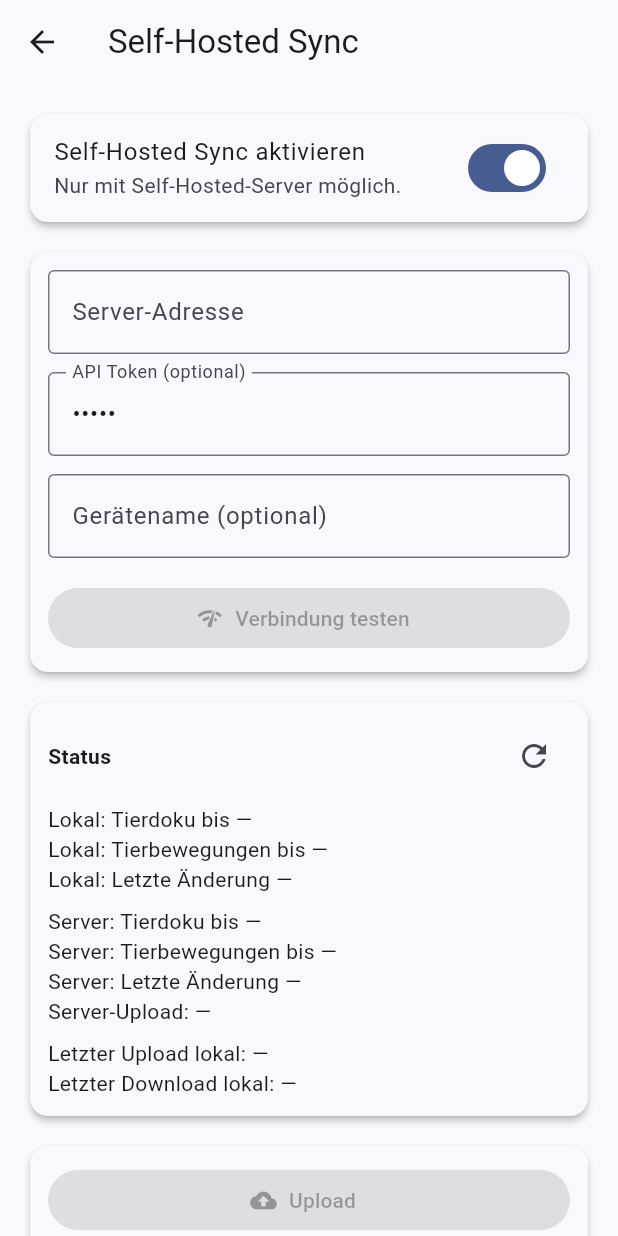
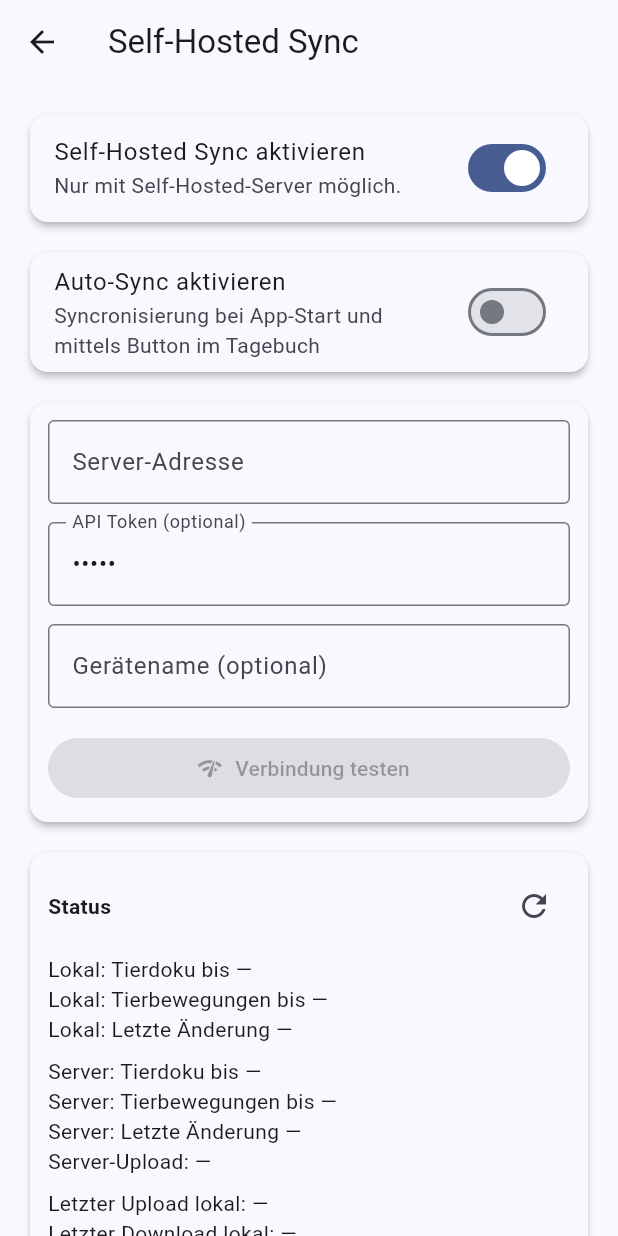
Before and after one commit to PhilippIcking/tier_monitor, a Flutter app: the SelfHostedSyncPage screen opened directly, after a tap on "Self-Hosted Sync aktivieren", on a phone screen of 412 x 824 dp. Run offline on Flutter 3.47's test engine with Material 3 defaults, Android fonts, the light colour scheme and no system bars; our stand-ins replace fl_chart, flutter_speed_dial, share_plus, shared_preferences, sqflite; missing offline and left inert: excel; accounts and stored records are empty; statements that could not run were skipped.

Commit message:
added optional sync feature

```diff
--- a/lib/pages/self_hosted_sync.dart
+++ b/lib/pages/self_hosted_sync.dart
@@ -5,6 +5,7 @@ import 'package:flutter/material.dart';
 import 'package:shared_preferences/shared_preferences.dart';
 import 'package:sqflite/sqflite.dart';
 import 'package:tier_monitor/db/app_database.dart';
+import 'package:tier_monitor/sync/self_hosted_sync_service.dart';
 
 class SelfHostedSyncPage extends StatefulWidget {
   const SelfHostedSyncPage({super.key});
@@ -15,6 +16,7 @@ class SelfHostedSyncPage extends StatefulWidget {
 
 class _SelfHostedSyncPageState extends State<SelfHostedSyncPage> {
   static const String _enabledKey = 'selfhosted_enabled';
+  static const String _autoSyncEnabledKey = 'selfhosted_auto_sync_enabled';
   static const String _baseUrlKey = 'selfhosted_base_url';
   static const String _apiTokenKey = 'selfhosted_api_token';
   static const String _deviceNameKey = 'selfhosted_device_name';
@@ -30,6 +32,7 @@ class _SelfHostedSyncPageState extends State<SelfHostedSyncPage> {
   final TextEditingController _deviceNameController = TextEditingController();
 
   bool _enabled = false;
+  bool _autoSyncEnabled = false;
   bool _testing = false;
   bool _syncBusy = false;
   bool _summaryLoading = false;
@@ -65,6 +68,7 @@ class _SelfHostedSyncPageState extends State<SelfHostedSyncPage> {
   Future<void> _loadSettings() async {
     final prefs = await SharedPreferences.getInstance();
     _enabled = prefs.getBool(_enabledKey) ?? false;
+    _autoSyncEnabled = prefs.getBool(_autoSyncEnabledKey) ?? false;
     _baseUrlController.text = prefs.getString(_baseUrlKey) ?? '';
     _apiTokenController.text = prefs.getString(_apiTokenKey) ?? '';
     _deviceNameController.text = prefs.getString(_deviceNameKey) ?? '';
@@ -81,11 +85,13 @@ class _SelfHostedSyncPageState extends State<SelfHostedSyncPage> {
   Future<void> _saveBool(String key, bool value) async {
     final prefs = await SharedPreferences.getInstance();
     await prefs.setBool(key, value);
+    await SelfHostedSyncService.instance.refreshConfig();
   }
 
   Future<void> _saveString(String key, String value) async {
     final prefs = await SharedPreferences.getInstance();
     await prefs.setString(key, value);
+    await SelfHostedSyncService.instance.refreshConfig();
   }
 
   Future<void> _refreshStatus() async {
@@ -124,7 +130,7 @@ class _SelfHostedSyncPageState extends State<SelfHostedSyncPage> {
     setState(() => _summaryLoading = true);
     try {
       final client = HttpClient();
-      client.connectionTimeout = const Duration(seconds: 5);
+      client.connectionTimeout = const Duration(seconds: 2);
       final request = await client.getUrl(Uri.parse('$normalized/sync/summary'));
       final token = _apiTokenController.text.trim();
       if (token.isNotEmpty) {
@@ -699,12 +705,37 @@ class _SelfHostedSyncPageState extends State<SelfHostedSyncPage> {
               onChanged: (value) {
                 setState(() {
                   _enabled = value;
+                  if (!value) {
+                    _autoSyncEnabled = false;
+                  }
                 });
                 _saveBool(_enabledKey, value);
+                if (!value) {
+                  _saveBool(_autoSyncEnabledKey, false);
+                }
                 if (value) {
                   _refreshStatus();
                 }
               },
+            ),
+          ),
+          const SizedBox(height: 12),
+          Card(
+            elevation: 2,
+            child: SwitchListTile(
+              value: _autoSyncEnabled,
+              title: const Text('Auto-Sync aktivieren'),
+              subtitle: const Text(
+                'Syncronisierung bei App-Start und mittels Button im Tagebuch',
+              ),
+              onChanged: !_enabled
+                  ? null
+                  : (value) {
+                      setState(() {
+                        _autoSyncEnabled = value;
+                      });
+                      _saveBool(_autoSyncEnabledKey, value);
+                    },
             ),
           ),
           const SizedBox(height: 12),
```
